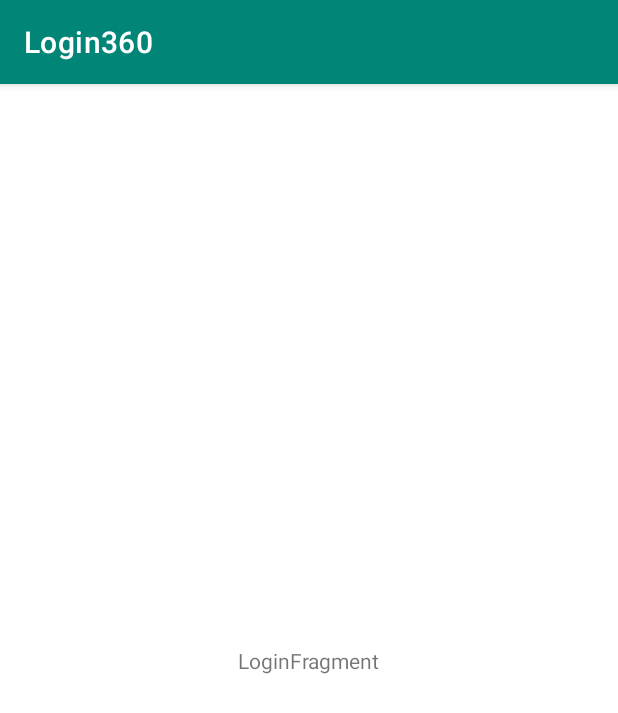
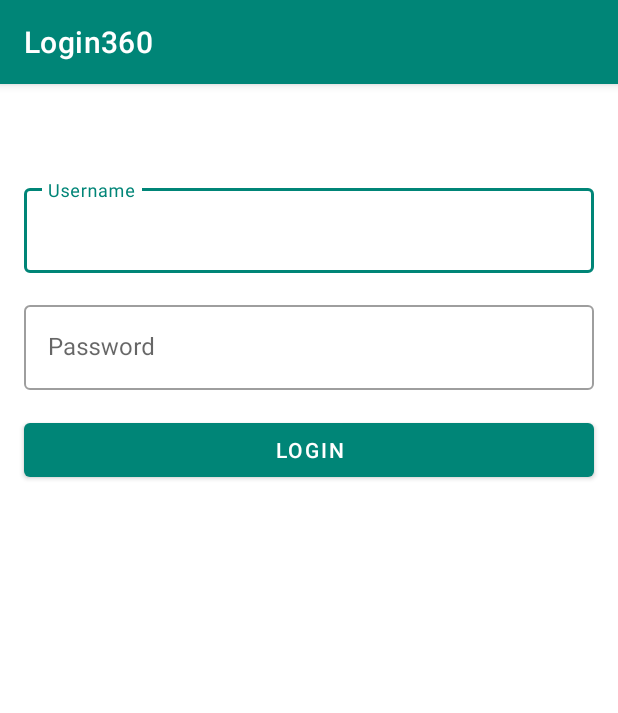
Before and after one commit to mohamed-fareed/Login360, an Android app: the screen it shows after launch (LoginActivity), on a phone screen of 412 x 824 dp. Shown: the top 713 px of the screen. Run offline under Robolectric (Android 15) with nearby library versions, the phone set to English and light mode, and no system bars; our stand-ins replace Room's generated code.

Commit message:
finished login design

```diff
--- a/app/src/main/java/com/app/login360/Login360App.kt
+++ b/app/src/main/java/com/app/login360/Login360App.kt
@@ -1,7 +1,29 @@
 package com.app.login360
 
 import android.app.Application
+import com.app.login360.data.di.dataModule
+import com.app.login360.data.di.networkModule
+import com.app.login360.domain.di.domainModule
+import com.app.login360.presentation.di.presentationModule
+import org.koin.android.ext.koin.androidContext
+import org.koin.android.ext.koin.androidLogger
+import org.koin.core.context.startKoin
 
 class Login360App : Application() {
+    override fun onCreate() {
+        super.onCreate()
 
+        startKoin {
+            androidLogger()
+            androidContext(this@Login360App)
+            modules(
+                listOf(
+                    networkModule,
+                    dataModule,
+                    domainModule,
+                    presentationModule
+                )
+            )
+        }
+    }
 }
--- a/app/src/main/java/com/app/login360/presentation/Extensions.kt
+++ b/app/src/main/java/com/app/login360/presentation/Extensions.kt
@@ -1 +1,22 @@
 package com.app.login360.presentation
+
+import android.view.View
+import android.view.View.GONE
+import android.view.View.VISIBLE
+import android.widget.Toast
+import androidx.annotation.StringRes
+import androidx.fragment.app.Fragment
+
+fun View.visible() {
+    visibility = VISIBLE
+}
+
+fun View.gone() {
+    visibility = GONE
+}
+
+fun Fragment.showToast(@StringRes message: Int) =
+    Toast.makeText(requireContext(), getString(message), Toast.LENGTH_LONG).show()
+
+fun Fragment.showToast(message: String) =
+    Toast.makeText(requireContext(), message, Toast.LENGTH_LONG).show()
--- /dev/null
+++ b/app/src/main/java/com/app/login360/presentation/di/presentationModule.kt
@@ -0,0 +1,11 @@
+package com.app.login360.presentation.di
+
+import com.app.login360.presentation.screens.home.HomeViewModel
+import com.app.login360.presentation.screens.login.LoginViewModel
+import org.koin.androidx.viewmodel.dsl.viewModel
+import org.koin.dsl.module
+
+val presentationModule = module {
+    viewModel { LoginViewModel(getLoggedInUseCase = get(), loginUseCase = get()) }
+    viewModel { HomeViewModel() }
+}
--- a/app/src/main/res/layout/login_fragment.xml
+++ b/app/src/main/res/layout/login_fragment.xml
@@ -1,20 +1,70 @@
 <?xml version="1.0" encoding="utf-8"?>
 <androidx.constraintlayout.widget.ConstraintLayout xmlns:android="http://schemas.android.com/apk/res/android"
     xmlns:app="http://schemas.android.com/apk/res-auto"
-    xmlns:tools="http://schemas.android.com/tools"
     android:id="@+id/login"
     android:layout_width="match_parent"
-    android:layout_height="match_parent"
-    tools:context="..LoginFragment">
+    android:layout_height="match_parent">
 
-    <TextView
-        android:id="@+id/message"
+    <com.google.android.material.textfield.TextInputLayout
+        android:id="@+id/layout_username"
+        style="@style/Widget.MaterialComponents.TextInputLayout.OutlinedBox"
+        android:layout_width="0dp"
+        android:layout_height="wrap_content"
+        android:layout_marginStart="@dimen/layout_margin"
+        android:layout_marginTop="@dimen/xlarge_margin"
+        android:layout_marginEnd="@dimen/layout_margin"
+        app:layout_constraintEnd_toEndOf="parent"
+        app:layout_constraintStart_toStartOf="parent"
+        app:layout_constraintTop_toTopOf="parent">
+
+        <com.google.android.material.textfield.TextInputEditText
+            android:id="@+id/et_username"
+            android:layout_width="match_parent"
+            android:layout_height="wrap_content"
+            android:hint="@string/hint_username"
+            android:inputType="text" />
+
+    </com.google.android.material.textfield.TextInputLayout>
+
+    <com.google.android.material.textfield.TextInputLayout
+        android:id="@+id/layout_password"
+        style="@style/Widget.MaterialComponents.TextInputLayout.OutlinedBox"
+        android:layout_width="0dp"
+        android:layout_height="wrap_content"
+        android:layout_marginStart="@dimen/layout_margin"
+        android:layout_marginTop="@dimen/layout_margin"
+        android:layout_marginEnd="@dimen/layout_margin"
+        app:layout_constraintEnd_toEndOf="parent"
+        app:layout_constraintStart_toStartOf="parent"
+        app:layout_constraintTop_toBottomOf="@id/layout_username">
+
+        <com.google.android.material.textfield.TextInputEditText
+            android:id="@+id/et_password"
+            android:layout_width="match_parent"
+            android:layout_height="wrap_content"
+            android:hint="@string/hint_password"
+            android:inputType="textPassword" />
+
+    </com.google.android.material.textfield.TextInputLayout>
+
+    <com.google.android.material.button.MaterialButton
+        android:id="@+id/btn_login"
+        android:layout_width="0dp"
+        android:layout_height="wrap_content"
+        android:layout_marginTop="@dimen/layout_margin"
+        android:text="@string/action_login"
+        app:layout_constraintEnd_toEndOf="@id/layout_password"
+        app:layout_constraintStart_toStartOf="@id/layout_password"
+        app:layout_constraintTop_toBottomOf="@id/layout_password" />
+
+    <ProgressBar
+        android:id="@+id/progressbar"
         android:layout_width="wrap_content"
         android:layout_height="wrap_content"
-        android:text="LoginFragment"
-        app:layout_constraintBottom_toBottomOf="parent"
+        android:layout_marginTop="@dimen/layout_margin"
+        android:visibility="gone"
         app:layout_constraintEnd_toEndOf="parent"
         app:layout_constraintStart_toStartOf="parent"
-        app:layout_constraintTop_toTopOf="parent" />
+        app:layout_constraintTop_toBottomOf="@id/btn_login" />
 
 </androidx.constraintlayout.widget.ConstraintLayout>
--- /dev/null
+++ b/app/src/main/res/values/dimens.xml
@@ -0,0 +1,5 @@
+<?xml version="1.0" encoding="utf-8"?>
+<resources>
+    <dimen name="layout_margin">16dp</dimen>
+    <dimen name="xlarge_margin">64dp</dimen>
+</resources>
--- a/app/src/main/res/values/strings.xml
+++ b/app/src/main/res/values/strings.xml
@@ -1,3 +1,8 @@
 <resources>
     <string name="app_name">Login360</string>
+    <string name="hint_username">Username</string>
+    <string name="hint_password">Password</string>
+    <string name="action_login">Login</string>
+    <string name="error_generic">Something went wrong, please try again</string>
+    <string name="label_welcome_back">Welcome back</string>
 </resources>
--- a/buildSrc/src/main/java/Dependencies.kt
+++ b/buildSrc/src/main/java/Dependencies.kt
@@ -53,6 +53,7 @@ object Deps {
         "androidx.lifecycle:lifecycle-viewmodel-ktx:${Versions.androidx_lifecycle}"
 
     val retrofit = "com.squareup.retrofit2:retrofit:${Versions.retrofit}"
+    val retrofit_rxjava_adapter = "com.squareup.retrofit2:adapter-rxjava2:${Versions.retrofit}"
     val gson_converter = "com.squareup.retrofit2:converter-gson:${Versions.retrofit}"
     val logging_interceptor =
         "com.squareup.okhttp3:logging-interceptor:${Versions.logging_interceptor}"
```
Also changed, not shown: 24 other files.
